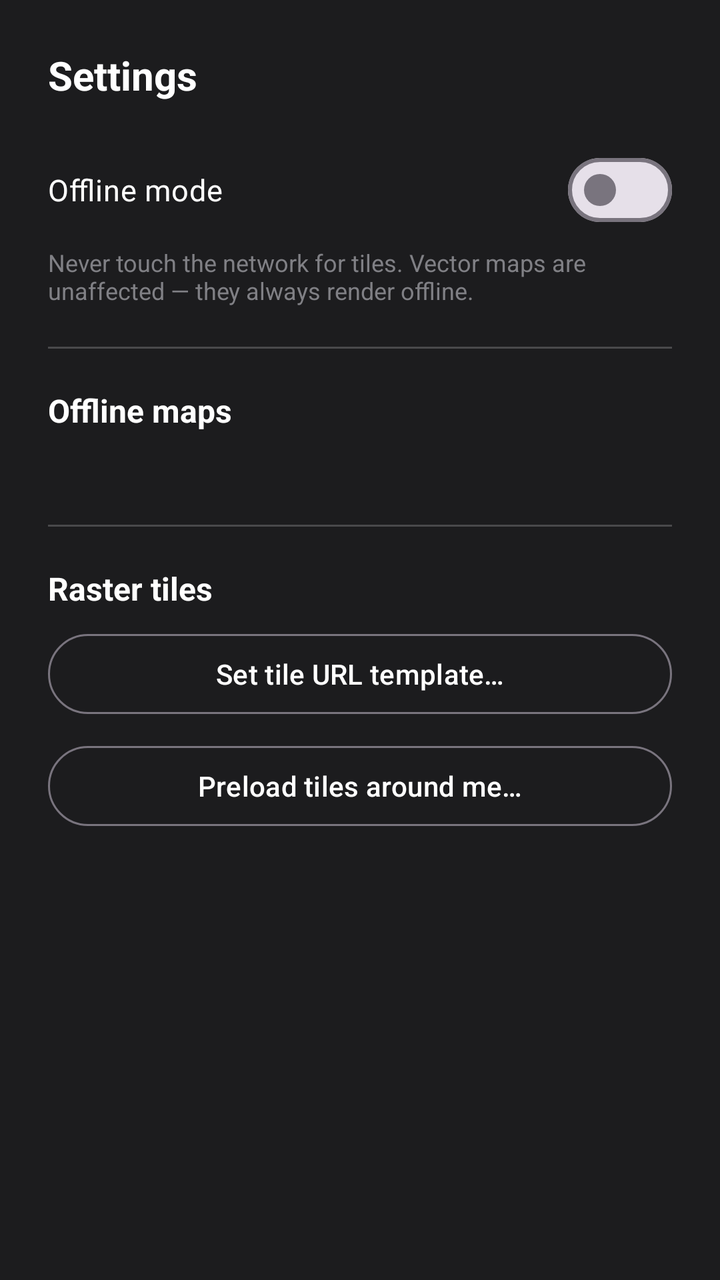
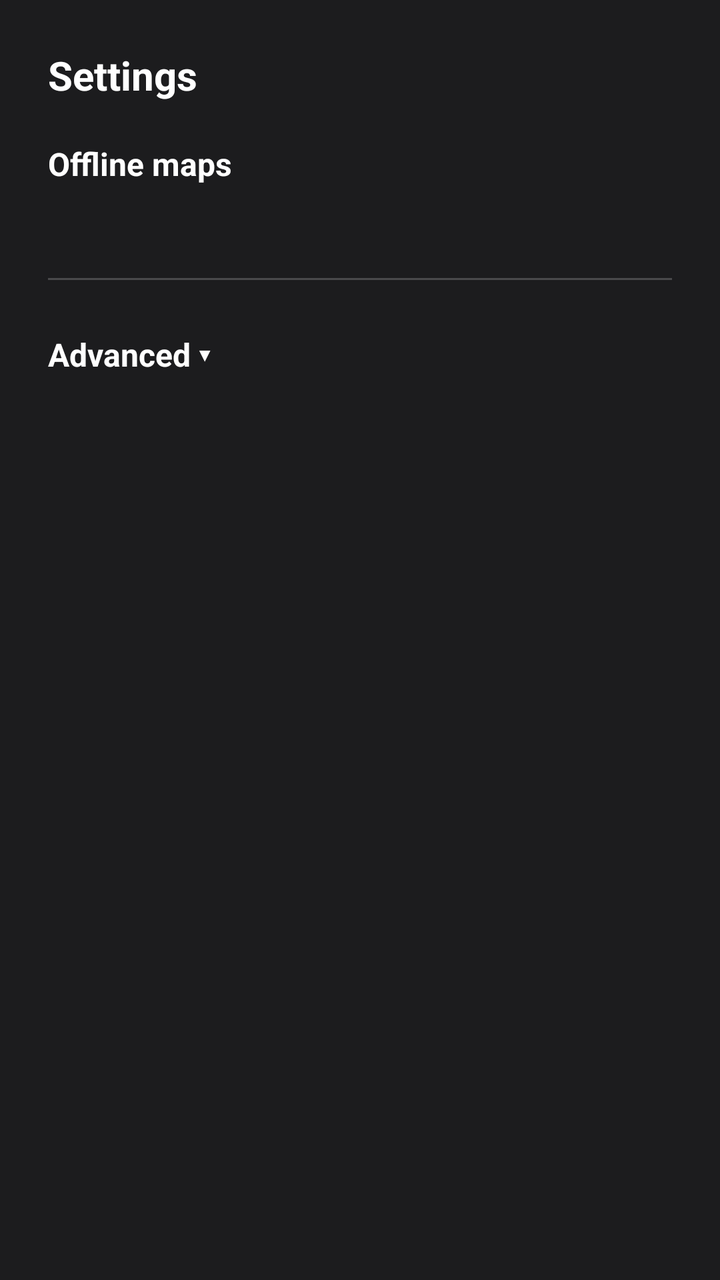

Compare the two renders of this Android layout. The source of the first and the diff that turns it into the second are given below.
<!-- AndroidManifest.xml: application theme Theme.ImuLogger -->
<!-- res/layout/dialog_settings.xml -->
<?xml version="1.0" encoding="utf-8"?>
<ScrollView xmlns:android="http://schemas.android.com/apk/res/android"
    android:layout_width="match_parent"
    android:layout_height="wrap_content"
    android:background="@color/overlay_card"
    android:maxHeight="600dp">

    <LinearLayout
        android:layout_width="match_parent"
        android:layout_height="wrap_content"
        android:orientation="vertical"
        android:padding="24dp">

        <TextView
            android:layout_width="wrap_content"
            android:layout_height="wrap_content"
            android:text="@string/settings"
            android:textColor="@color/on_overlay_primary"
            android:textSize="20sp"
            android:textStyle="bold" />

        <com.google.android.material.materialswitch.MaterialSwitch
            android:id="@+id/swOffline"
            android:layout_width="match_parent"
            android:layout_height="wrap_content"
            android:layout_marginTop="20dp"
            android:text="@string/offline_mode"
            android:textColor="@color/on_overlay_primary"
            android:textSize="15sp" />

        <TextView
            android:layout_width="match_parent"
            android:layout_height="wrap_content"
            android:layout_marginTop="4dp"
            android:text="@string/offline_mode_hint"
            android:textColor="@color/on_overlay_muted"
            android:textSize="12sp" />

        <View
            android:layout_width="match_parent"
            android:layout_height="1dp"
            android:layout_marginVertical="20dp"
            android:background="@color/overlay_stroke" />

        <TextView
            android:layout_width="wrap_content"
            android:layout_height="wrap_content"
            android:text="@string/offline_maps"
            android:textColor="@color/on_overlay_primary"
            android:textSize="16sp"
            android:textStyle="bold" />

        <TextView
            android:id="@+id/tvStorage"
            android:layout_width="match_parent"
            android:layout_height="wrap_content"
            android:layout_marginTop="2dp"
            android:textColor="@color/on_overlay_muted"
            android:textSize="12sp" />

        <LinearLayout
            android:id="@+id/zoneList"
            android:layout_width="match_parent"
            android:layout_height="wrap_content"
            android:layout_marginTop="8dp"
            android:orientation="vertical" />

        <View
            android:layout_width="match_parent"
            android:layout_height="1dp"
            android:layout_marginVertical="20dp"
            android:background="@color/overlay_stroke" />

        <TextView
            android:layout_width="wrap_content"
            android:layout_height="wrap_content"
            android:text="@string/raster_tiles"
            android:textColor="@color/on_overlay_primary"
            android:textSize="16sp"
            android:textStyle="bold" />

        <com.google.android.material.button.MaterialButton
            android:id="@+id/btnTileSource"
            style="@style/Widget.Material3.Button.OutlinedButton"
            android:layout_width="match_parent"
            android:layout_height="wrap_content"
            android:layout_marginTop="8dp"
            android:text="@string/tile_source"
            android:textColor="@color/on_overlay_primary" />

        <com.google.android.material.button.MaterialButton
            android:id="@+id/btnPreload"
            style="@style/Widget.Material3.Button.OutlinedButton"
            android:layout_width="match_parent"
            android:layout_height="wrap_content"
            android:layout_marginTop="8dp"
            android:text="@string/preload_tiles"
            android:textColor="@color/on_overlay_primary" />
    </LinearLayout>
</ScrollView>
<!-- resources referenced by this layout -->
<resources>
  <color name="on_overlay_muted">#808085</color>
  <color name="on_overlay_primary">#FFFFFF</color>
  <color name="overlay_card">#1C1C1E</color>
  <color name="overlay_stroke">#33FFFFFF</color>
  <string name="offline_maps">Offline maps</string>
  <string name="offline_mode">Offline mode</string>
  <string name="offline_mode_hint">Never touch the network for tiles. Vector maps are unaffected — they always render offline.</string>
  <string name="preload_tiles">Preload tiles around me…</string>
  <string name="raster_tiles">Raster tiles</string>
  <string name="settings">Settings</string>
  <string name="tile_source">Set tile URL template…</string>
  <style name="Theme.ImuLogger" parent="Theme.Material3.DayNight.NoActionBar">
          <item name="colorPrimary">@color/brand</item>
          <item name="colorOnPrimary">@color/on_brand</item>
          <item name="android:statusBarColor">@android:color/transparent</item>
      </style>
  <color name="brand">#1668C6</color>
  <color name="on_brand">#FFFFFF</color>
</resources>

<!-- the commit's change to res/layout/dialog_settings.xml (unified diff, before → after) -->
@@ -19,32 +19,11 @@
             android:textSize="20sp"
             android:textStyle="bold" />
 
-        <com.google.android.material.materialswitch.MaterialSwitch
-            android:id="@+id/swOffline"
-            android:layout_width="match_parent"
-            android:layout_height="wrap_content"
-            android:layout_marginTop="20dp"
-            android:text="@string/offline_mode"
-            android:textColor="@color/on_overlay_primary"
-            android:textSize="15sp" />
-
-        <TextView
-            android:layout_width="match_parent"
-            android:layout_height="wrap_content"
-            android:layout_marginTop="4dp"
-            android:text="@string/offline_mode_hint"
-            android:textColor="@color/on_overlay_muted"
-            android:textSize="12sp" />
-
-        <View
-            android:layout_width="match_parent"
-            android:layout_height="1dp"
-            android:layout_marginVertical="20dp"
-            android:background="@color/overlay_stroke" />
-
+        
         <TextView
             android:layout_width="wrap_content"
             android:layout_height="wrap_content"
+            android:layout_marginTop="20dp"
             android:text="@string/offline_maps"
             android:textColor="@color/on_overlay_primary"
             android:textSize="16sp"
@@ -71,30 +50,76 @@
             android:layout_marginVertical="20dp"
             android:background="@color/overlay_stroke" />
 
+        
         <TextView
-            android:layout_width="wrap_content"
+            android:id="@+id/btnAdvanced"
+            android:layout_width="match_parent"
             android:layout_height="wrap_content"
-            android:text="@string/raster_tiles"
+            android:background="?attr/selectableItemBackground"
+            android:paddingVertical="6dp"
+            android:text="@string/advanced_collapsed"
             android:textColor="@color/on_overlay_primary"
             android:textSize="16sp"
             android:textStyle="bold" />
 
-        <com.google.android.material.button.MaterialButton
-            android:id="@+id/btnTileSource"
-            style="@style/Widget.Material3.Button.OutlinedButton"
+        <LinearLayout
+            android:id="@+id/advancedGroup"
             android:layout_width="match_parent"
             android:layout_height="wrap_content"
-            android:layout_marginTop="8dp"
-            android:text="@string/tile_source"
-            android:textColor="@color/on_overlay_primary" />
+            android:orientation="vertical"
+            android:visibility="gone">
 
-        <com.google.android.material.button.MaterialButton
-            android:id="@+id/btnPreload"
-            style="@style/Widget.Material3.Button.OutlinedButton"
-            android:layout_width="match_parent"
-            android:layout_height="wrap_content"
-            android:layout_marginTop="8dp"
-            android:text="@string/preload_tiles"
-            android:textColor="@color/on_overlay_primary" />
+            <com.google.android.material.materialswitch.MaterialSwitch
+                android:id="@+id/swOffline"
+                android:layout_width="match_parent"
+                android:layout_height="wrap_content"
+                android:layout_marginTop="12dp"
+                android:text="@string/offline_mode"
+                android:textColor="@color/on_overlay_primary"
+                android:textSize="15sp" />
+
+            <TextView
+                android:layout_width="match_parent"
+                android:layout_height="wrap_content"
+                android:layout_marginTop="4dp"
+                android:text="@string/offline_mode_hint"
+                android:textColor="@color/on_overlay_muted"
+                android:textSize="12sp" />
+
+            <TextView
+                android:layout_width="wrap_content"
+                android:layout_height="wrap_content"
+                android:layout_marginTop="20dp"
+                android:text="@string/raster_tiles"
+                android:textColor="@color/on_overlay_primary"
+                android:textSize="15sp"
+                android:textStyle="bold" />
+
+            <TextView
+                android:layout_width="match_parent"
+                android:layout_height="wrap_content"
+                android:layout_marginTop="2dp"
+                android:text="@string/raster_tiles_hint"
+                android:textColor="@color/on_overlay_muted"
+                android:textSize="12sp" />
+
+            <com.google.android.material.button.MaterialButton
+                android:id="@+id/btnTileSource"
+                style="@style/Widget.Material3.Button.OutlinedButton"
+                android:layout_width="match_parent"
+                android:layout_height="wrap_content"
+                android:layout_marginTop="8dp"
+                android:text="@string/tile_source"
+                android:textColor="@color/on_overlay_primary" />
+
+            <com.google.android.material.button.MaterialButton
+                android:id="@+id/btnPreload"
+                style="@style/Widget.Material3.Button.OutlinedButton"
+                android:layout_width="match_parent"
+                android:layout_height="wrap_content"
+                android:layout_marginTop="8dp"
+                android:text="@string/preload_tiles"
+                android:textColor="@color/on_overlay_primary" />
+        </LinearLayout>
     </LinearLayout>
 </ScrollView>
<!-- resource entries referenced after the edit -->
@@ -4,11 +4,13 @@
   <color name="on_overlay_primary">#FFFFFF</color>
   <color name="overlay_card">#1C1C1E</color>
   <color name="overlay_stroke">#33FFFFFF</color>
+  <string name="advanced_collapsed">Advanced  ▾</string>
   <string name="offline_maps">Offline maps</string>
   <string name="offline_mode">Offline mode</string>
   <string name="offline_mode_hint">Never touch the network for tiles. Vector maps are unaffected — they always render offline.</string>
   <string name="preload_tiles">Preload tiles around me…</string>
   <string name="raster_tiles">Raster tiles</string>
+  <string name="raster_tiles_hint">Only used when no vector map is installed. Needs a tile server whose terms allow caching.</string>
   <string name="settings">Settings</string>
   <string name="tile_source">Set tile URL template…</string>
   <style name="Theme.ImuLogger" parent="Theme.Material3.DayNight.NoActionBar">
